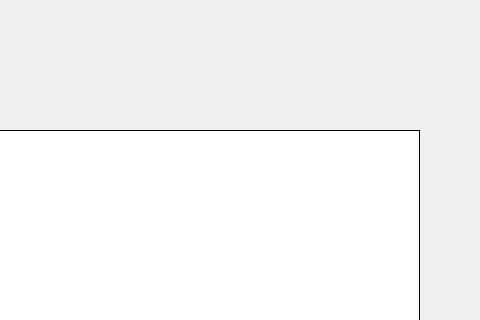
Qt form LNKWallet/citizen/CitizenProposalPage.ui (HcashOrg/hx-indicator) before a commit; both pictures show x 290 to 770 and y 0 to 320 of the 770 by 510 pixel window.
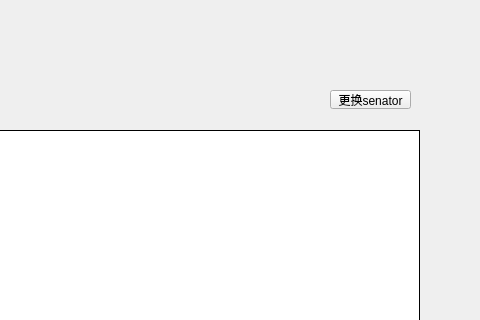
The same form after that commit.

Patch:
```diff
--- a/LNKWallet/citizen/CitizenProposalPage.ui
+++ b/LNKWallet/citizen/CitizenProposalPage.ui
@@ -232,6 +232,22 @@
     <string>Citizen提案</string>
    </property>
   </widget>
+  <widget class="QToolButton" name="changeSenatorBtn">
+   <property name="geometry">
+    <rect>
+     <x>620</x>
+     <y>90</y>
+     <width>81</width>
+     <height>19</height>
+    </rect>
+   </property>
+   <property name="cursor">
+    <cursorShape>PointingHandCursor</cursorShape>
+   </property>
+   <property name="text">
+    <string>更换senator</string>
+   </property>
+  </widget>
  </widget>
  <resources/>
  <connections/>
```
Left out of the diff: 5 changed lines with no effect on the pictures.
